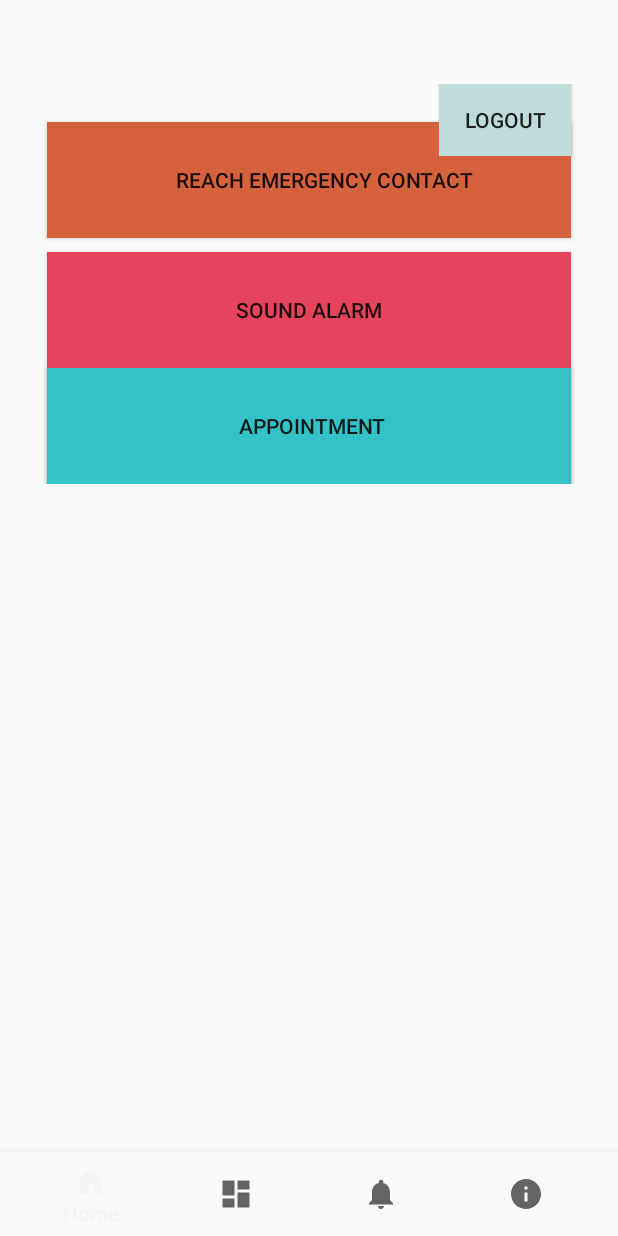
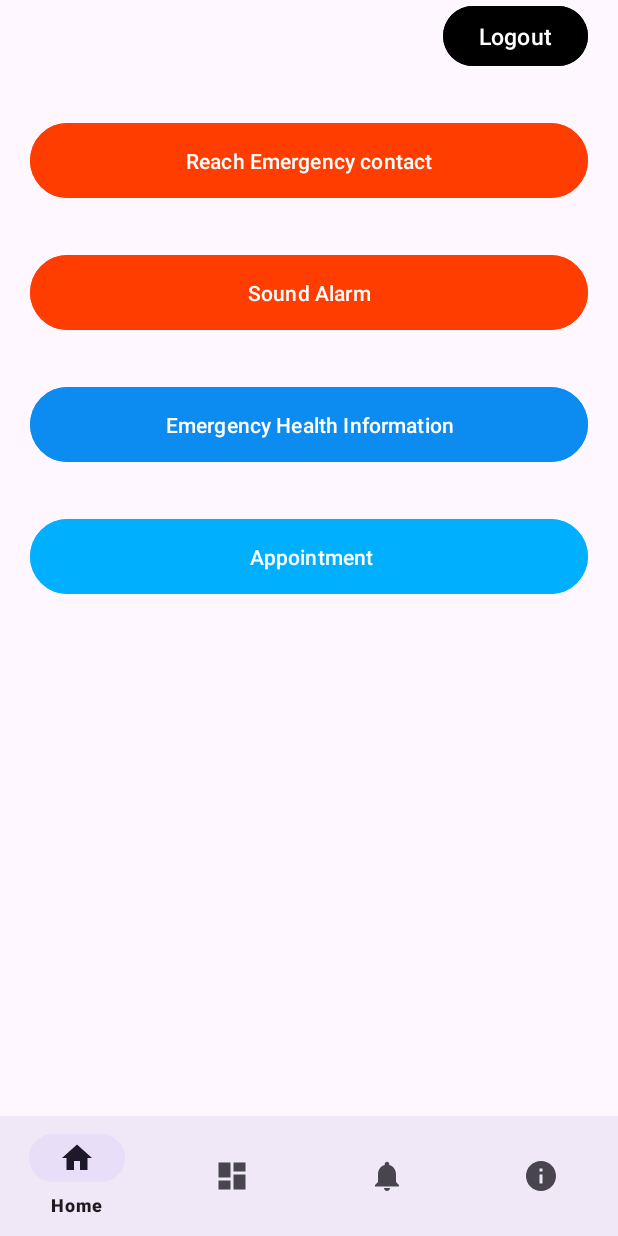
Before and after one commit to Jay1161/Health-Care-for-Senior-Citizen, an Android app: the screen it shows after launch once a user with an empty profile is signed in (MainActivity), on a phone screen of 412 x 824 dp. Run offline under Robolectric (Android 15) with nearby library versions, the light colour scheme and no system bars; our stand-ins replace Firebase (no records; nobody signed in at launch, a user with empty details on screens opened directly).

Commit message:
Layout Fixed.

```diff
--- a/app/build.gradle
+++ b/app/build.gradle
@@ -43,7 +43,7 @@ dependencies {
             because("kotlin-stdlib-jdk8 is now a part of kotlin-stdlib")
         }
     }
-//    implementation 'androidx.appcompat:appcompat:1.6.1'
+    implementation 'androidx.appcompat:appcompat:1.6.1'
     implementation 'com.google.android.material:material:1.5.0'
     implementation 'androidx.constraintlayout:constraintlayout:2.1.4'
     implementation 'androidx.navigation:navigation-fragment:2.6.0'
--- a/app/src/main/res/layout/activity_main.xml
+++ b/app/src/main/res/layout/activity_main.xml
@@ -4,7 +4,7 @@
     android:id="@+id/container"
     android:layout_width="match_parent"
     android:layout_height="match_parent"
-    android:paddingTop="?attr/actionBarSize">
+    android:orientation="vertical">
 
         <androidx.constraintlayout.widget.ConstraintLayout
             android:id="@+id/flFragment"
@@ -16,17 +16,14 @@
             app:layout_constraintTop_toTopOf="parent" />
 
         <com.google.android.material.bottomnavigation.BottomNavigationView
+            android:layout_width="match_parent"
+            android:layout_height="wrap_content"
             android:id="@+id/nav_view"
-        android:layout_width="0dp"
-        android:layout_height="wrap_content"
+            app:menu="@menu/bottom_nav_menu"
             android:layout_alignParentBottom="true"
-        android:layout_marginStart="0dp"
-        android:layout_marginEnd="0dp"
             android:background="?android:attr/windowBackground"
             app:layout_constraintBottom_toBottomOf="parent"
             app:layout_constraintLeft_toLeftOf="parent"
-        app:layout_constraintRight_toRightOf="parent"
-        app:menu="@menu/bottom_nav_menu" />
-
+            app:layout_constraintRight_toRightOf="parent" />
 
 </androidx.constraintlayout.widget.ConstraintLayout>
--- a/app/src/main/res/layout/activity_registration.xml
+++ b/app/src/main/res/layout/activity_registration.xml
@@ -13,7 +13,6 @@
         android:layout_height="wrap_content"
         android:elevation="4dp"
         app:cardUseCompatPadding="true">
-
 
         <LinearLayout
             android:layout_width="match_parent"
--- a/app/src/main/res/layout/fragment_about.xml
+++ b/app/src/main/res/layout/fragment_about.xml
@@ -1,8 +1,10 @@
 <?xml version="1.0" encoding="utf-8"?>
-<FrameLayout xmlns:android="http://schemas.android.com/apk/res/android"
+<RelativeLayout xmlns:android="http://schemas.android.com/apk/res/android"
     xmlns:tools="http://schemas.android.com/tools"
     android:layout_width="match_parent"
     android:layout_height="match_parent"
+    android:orientation="vertical"
+    android:layout_marginBottom="?attr/actionBarSize"
     tools:context=".Fragment.AboutFragment">
 
     <!-- TODO: Update blank fragment layout -->
@@ -11,4 +13,4 @@
         android:layout_height="match_parent"
         android:text="About US" />
 
-</FrameLayout>
+</RelativeLayout>
--- a/app/src/main/res/layout/fragment_dashboard.xml
+++ b/app/src/main/res/layout/fragment_dashboard.xml
@@ -1,8 +1,10 @@
 <?xml version="1.0" encoding="utf-8"?>
-<FrameLayout xmlns:android="http://schemas.android.com/apk/res/android"
+<RelativeLayout xmlns:android="http://schemas.android.com/apk/res/android"
     xmlns:tools="http://schemas.android.com/tools"
     android:layout_width="match_parent"
     android:layout_height="match_parent"
+    android:orientation="vertical"
+    android:layout_marginBottom="?attr/actionBarSize"
     tools:context=".Fragment.DashboardFragment">
 
     <!-- TODO: Update blank fragment layout -->
@@ -11,4 +13,4 @@
         android:layout_height="match_parent"
         android:text="Dashboard" />
 
-</FrameLayout>
+</RelativeLayout>
--- a/app/src/main/res/layout/fragment_home.xml
+++ b/app/src/main/res/layout/fragment_home.xml
@@ -1,73 +1,82 @@
 <?xml version="1.0" encoding="utf-8"?>
-<androidx.constraintlayout.widget.ConstraintLayout xmlns:android="http://schemas.android.com/apk/res/android"
+<RelativeLayout xmlns:android="http://schemas.android.com/apk/res/android"
     xmlns:app="http://schemas.android.com/apk/res-auto"
     xmlns:tools="http://schemas.android.com/tools"
     android:layout_width="match_parent"
     android:layout_height="match_parent"
+    android:orientation="vertical"
+    android:layout_marginBottom="?attr/actionBarSize"
     tools:context=".Fragment.HomeFragment">
 
+
+    <androidx.constraintlayout.widget.ConstraintLayout
+        android:layout_width="match_parent"
+        android:layout_height="match_parent"
+        android:orientation="vertical">
+
         <Button
-        android:id="@+id/button"
-        android:layout_width="349dp"
-        android:layout_height="77dp"
-        android:background="#D6613D"
-        android:text="      Reach Emergency contact"
-        app:layout_constraintBottom_toBottomOf="parent"
+            android:id="@+id/btnlogout"
+            android:layout_width="wrap_content"
+            android:layout_height="wrap_content"
+            android:layout_alignParentRight="true"
+            android:backgroundTint="@color/black"
+            android:text="Logout"
+            android:textSize="15dp"
+            android:layout_marginRight="20dp"
             app:layout_constraintEnd_toEndOf="parent"
-        app:layout_constraintStart_toStartOf="parent"
-        app:layout_constraintTop_toTopOf="parent"
-        app:layout_constraintVertical_bias="0.133"
+            tools:ignore="MissingConstraints"
+            tools:layout_editor_absoluteY="16dp" />
+
+        <Button
+            android:id="@+id/reach_emerg"
+            android:layout_width="match_parent"
+            android:layout_height="wrap_content"
+            android:layout_marginRight="20dp"
+            android:layout_marginLeft="20dp"
+            android:backgroundTint="#FF3D00"
+            android:text="Reach Emergency contact"
+            android:layout_marginTop="30dp"
+            app:layout_constraintTop_toBottomOf="@+id/btnlogout"
+            android:padding="15dp"
             tools:ignore="MissingConstraints" />
 
         <Button
-        android:id="@+id/button2"
-        android:layout_width="349dp"
-        android:layout_height="77dp"
-        android:background="#E6445D"
+            android:id="@+id/alarm"
+            android:layout_width="match_parent"
+            android:layout_height="wrap_content"
+            android:layout_marginRight="20dp"
+            android:layout_marginLeft="20dp"
+            android:backgroundTint="#FF3D00"
             android:text="Sound Alarm"
-        app:layout_constraintBottom_toBottomOf="parent"
-        app:layout_constraintEnd_toEndOf="parent"
-        app:layout_constraintStart_toStartOf="parent"
-        app:layout_constraintTop_toBottomOf="@+id/button"
-        app:layout_constraintVertical_bias="0.109"
+            android:layout_marginTop="30dp"
+            app:layout_constraintTop_toBottomOf="@+id/reach_emerg"
+            android:padding="15dp"
             tools:ignore="MissingConstraints" />
 
         <Button
-        android:id="@+id/button3"
-        android:layout_width="349dp"
-        android:layout_height="77dp"
-        android:background="#0C8BF1"
-        android:text=" Emergency Health Information"
-        app:layout_constraintBottom_toBottomOf="parent"
-        app:layout_constraintEnd_toEndOf="parent"
-        app:layout_constraintStart_toStartOf="parent"
-        app:layout_constraintTop_toBottomOf="@+id/button2"
-        app:layout_constraintVertical_bias="0.167"
+            android:id="@+id/health_info"
+            android:layout_width="match_parent"
+            android:layout_height="wrap_content"
+            android:layout_marginRight="20dp"
+            android:layout_marginLeft="20dp"
+            android:backgroundTint="#0C8BF1"
+            android:text="Emergency Health Information"
+            android:layout_marginTop="30dp"
+            app:layout_constraintTop_toBottomOf="@+id/alarm"
+            android:padding="15dp"
             tools:ignore="MissingConstraints" />
 
         <Button
-        android:id="@+id/button4"
-        android:layout_width="wrap_content"
+            android:id="@+id/appointment"
+            android:layout_width="match_parent"
             android:layout_height="wrap_content"
-        android:background="#C0DBDB"
-        android:text="Logout"
-        app:layout_constraintEnd_toEndOf="parent"
-        app:layout_constraintHorizontal_bias="0.904"
-        app:layout_constraintStart_toStartOf="parent"
-        tools:layout_editor_absoluteY="16dp" />
-
-    <Button
-        android:id="@+id/button5"
-        android:layout_width="349dp"
-        android:layout_height="77dp"
-        android:background="#33C2C8"
+            android:layout_marginRight="20dp"
+            android:layout_marginLeft="20dp"
+            android:backgroundTint="#00B0FF"
             android:text=" Appointment"
-        app:layout_constraintBottom_toBottomOf="parent"
-        app:layout_constraintEnd_toEndOf="parent"
-        app:layout_constraintStart_toStartOf="parent"
-        app:layout_constraintTop_toBottomOf="@+id/button2"
-        app:layout_constraintVertical_bias="0.502"
+            android:layout_marginTop="30dp"
+            app:layout_constraintTop_toBottomOf="@+id/health_info"
+            android:padding="15dp"
             tools:ignore="MissingConstraints" />
-
-
     </androidx.constraintlayout.widget.ConstraintLayout>
+</RelativeLayout>
--- a/app/src/main/res/layout/fragment_notification.xml
+++ b/app/src/main/res/layout/fragment_notification.xml
@@ -1,8 +1,10 @@
 <?xml version="1.0" encoding="utf-8"?>
-<FrameLayout xmlns:android="http://schemas.android.com/apk/res/android"
+<RelativeLayout xmlns:android="http://schemas.android.com/apk/res/android"
     xmlns:tools="http://schemas.android.com/tools"
     android:layout_width="match_parent"
     android:layout_height="match_parent"
+    android:orientation="vertical"
+    android:layout_marginBottom="?attr/actionBarSize"
     tools:context=".Fragment.NotificationFragment">
 
     <!-- TODO: Update blank fragment layout -->
@@ -11,4 +13,4 @@
         android:layout_height="match_parent"
         android:text="Notification" />
 
-</FrameLayout>
+</RelativeLayout>
--- a/app/src/main/res/values-night/themes.xml
+++ b/app/src/main/res/values-night/themes.xml
@@ -1,6 +1,6 @@
 <resources xmlns:tools="http://schemas.android.com/tools">
     <!-- Base application theme. -->
-    <style name="Base.Theme.Carewise" parent="Theme.AppCompat.Light.NoActionBar">
+    <style name="Base.Theme.Carewise" parent="Theme.Material3.DayNight.NoActionBar">
         <!-- Customize your dark theme here. -->
         <!-- <item name="colorPrimary">@color/my_dark_primary</item> -->
     </style>
--- a/app/src/main/res/values/themes.xml
+++ b/app/src/main/res/values/themes.xml
@@ -1,6 +1,6 @@
 <resources xmlns:tools="http://schemas.android.com/tools">
     <!-- Base application theme. -->
-    <style name="Base.Theme.Carewise" parent="Theme.AppCompat.Light.NoActionBar">
+    <style name="Base.Theme.Carewise" parent="Theme.Material3.DayNight.NoActionBar">
         <!-- Customize your light theme here. -->
         <!-- <item name="colorPrimary">@color/my_light_primary</item> -->
     </style>
```
Also changed, not shown: app/src/main/java/com/example/carewise/Fragment/HomeFragment.java (+8 -2 lines). Lines whose indentation alone changed are shown as unchanged.
